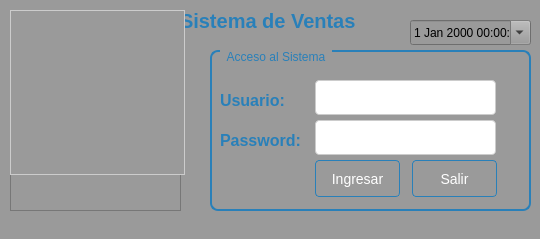
Qt form Sistema de ventas/ui/FrmLogin.ui (CodeDrTech/DevelopPython) before a commit.
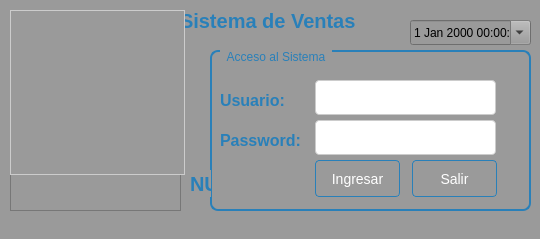
The same form after that commit.

Diff of the .ui file:
```diff
--- a/Sistema de ventas/ui/FrmLogin.ui
+++ b/Sistema de ventas/ui/FrmLogin.ui
@@ -452,6 +452,32 @@
 </string>
     </property>
    </widget>
+   <widget class="QLabel" name="lbl_id_usuario">
+    <property name="geometry">
+     <rect>
+      <x>190</x>
+      <y>170</y>
+      <width>21</width>
+      <height>27</height>
+     </rect>
+    </property>
+    <property name="font">
+     <font>
+      <pointsize>-1</pointsize>
+      <bold>true</bold>
+     </font>
+    </property>
+    <property name="styleSheet">
+     <string notr="true">QLabel {
+    color: #2980b9;
+    font-size: 20px;
+    font-weight: bold;
+}</string>
+    </property>
+    <property name="text">
+     <string>NU</string>
+    </property>
+   </widget>
   </widget>
   <widget class="QStatusBar" name="statusbar"/>
  </widget>
```
Left out of the diff: 2 changed lines with no effect on the pictures.
